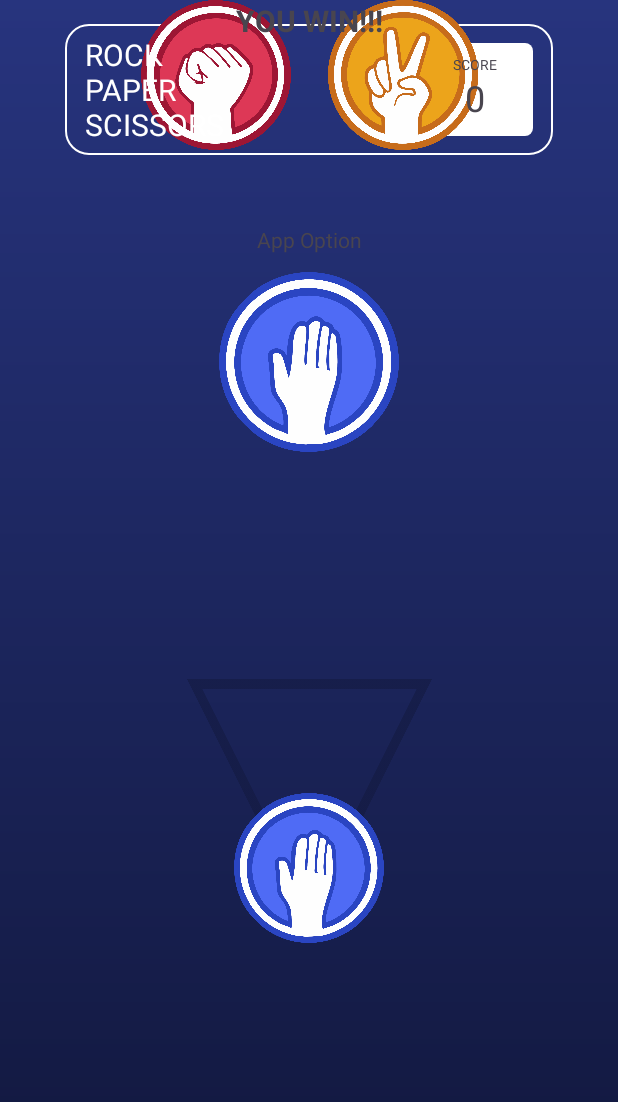
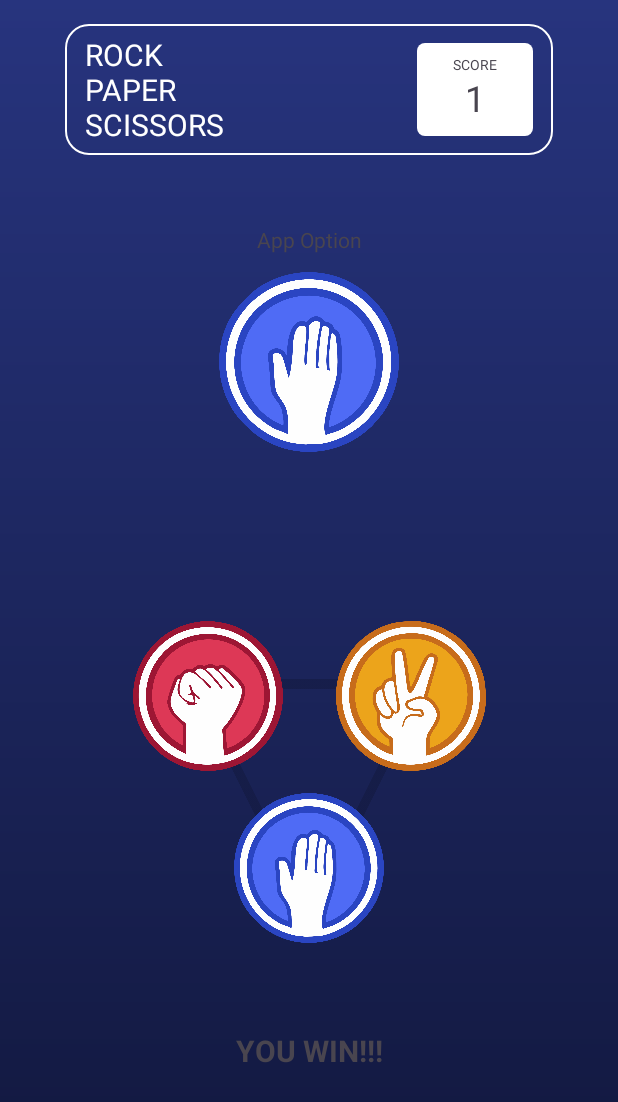
Before and after one commit to ifryansampaio/Rock-Paper-Scissors, an Android app: the screen it shows after launch (MainActivity), after a tap on "scissors_icon", on a phone screen of 412 x 824 dp. Shown: the top 1102 px of the screen. Run offline under Robolectric (Android 15) with nearby library versions, the phone set to English and light mode, and no system bars; Roboto replaces fonts that are not available here; 3 other taps on this screen came first.

Commit message:
Score adicionado com sucesso

```diff
--- a/app/src/main/java/com/example/rockpaperscissors/MainActivity.kt
+++ b/app/src/main/java/com/example/rockpaperscissors/MainActivity.kt
@@ -22,6 +22,7 @@ class MainActivity : AppCompatActivity() {
     }
 
     lateinit var userChoice: String
+    var score: Int = 0
 
     fun choiceRock (view: View) {
         userChoice = "Rock" //Coloca a escolha do usuario na variavel.
@@ -69,7 +70,7 @@ class MainActivity : AppCompatActivity() {
 
     fun winner (userChoice: String, machineChoice: String) {
         val textResult = findViewById<TextView>(R.id.text_result)
-
+        val textScore = findViewById<TextView>(R.id.text_score)
         if (userChoice == machineChoice) {
             textResult.setText("DRAW!!!")
         } else {
@@ -77,10 +78,14 @@ class MainActivity : AppCompatActivity() {
                 userChoice == "Rock" && machineChoice == "Paper" -> textResult.setText("YOU LOSE!!!")
                 userChoice == "Paper" && machineChoice == "Scissors" -> textResult.setText("YOU LOSE!!!")
                 userChoice == "Scissors" && machineChoice == "Rock" -> textResult.setText("YOU LOSE!!!")
-                userChoice == "Rock" && machineChoice == "Scissors" -> textResult.setText("YOU WIN!!!")
-                userChoice == "Paper" && machineChoice == "Rock" -> textResult.setText("YOU WIN!!!")
-                userChoice == "Scissors" && machineChoice == "Paper" -> textResult.setText("YOU WIN!!!")
+
+                else -> {
+                    textResult.setText("YOU WIN!!!")
+                    score += 1
+                    textScore.setText(score.toString())
+                }
             }
+
         }
     }
 
--- a/app/src/main/res/layout/activity_main.xml
+++ b/app/src/main/res/layout/activity_main.xml
@@ -67,12 +67,14 @@
         android:id="@+id/image_rock"
         android:layout_width="100dp"
         android:layout_height="100dp"
+        android:layout_marginEnd="135dp"
+        android:layout_marginBottom="310dp"
         android:contentDescription="@string/rock_icon"
         android:onClick="choiceRock"
-        app:layout_constraintEnd_toEndOf="@+id/imageView2"
+        app:layout_constraintBottom_toBottomOf="parent"
+        app:layout_constraintEnd_toEndOf="parent"
         app:layout_constraintStart_toStartOf="parent"
-        app:srcCompat="@drawable/rock_icon"
-        tools:layout_editor_absoluteY="327dp" />
+        app:srcCompat="@drawable/rock_icon" />
 
     <ImageView
         android:id="@+id/image_paper"
@@ -90,25 +92,26 @@
         android:id="@+id/image_scissors"
         android:layout_width="100dp"
         android:layout_height="100dp"
+        android:layout_marginStart="135dp"
+        android:layout_marginBottom="310dp"
         android:contentDescription="@string/scissors_icon"
         android:onClick="choiceScissors"
+        app:layout_constraintBottom_toBottomOf="parent"
         app:layout_constraintEnd_toEndOf="parent"
-        app:layout_constraintStart_toStartOf="@+id/imageView2"
-        app:srcCompat="@drawable/scissors_icon"
-        tools:layout_editor_absoluteY="327dp" />
+        app:layout_constraintStart_toStartOf="parent"
+        app:srcCompat="@drawable/scissors_icon" />
 
     <TextView
         android:id="@+id/text_result"
         android:layout_width="wrap_content"
         android:layout_height="wrap_content"
-        android:layout_marginStart="20dp"
-        android:layout_marginEnd="20dp"
+        android:layout_marginBottom="110dp"
         android:text="@string/result"
         android:textSize="20sp"
         android:textStyle="bold"
+        app:layout_constraintBottom_toBottomOf="parent"
         app:layout_constraintEnd_toEndOf="parent"
-        app:layout_constraintStart_toStartOf="parent"
-        tools:layout_editor_absoluteY="574dp" />
+        app:layout_constraintStart_toStartOf="parent" />
 
     <TextView
         android:id="@+id/head_title"
```
Also changed, not shown: 1 other file.
